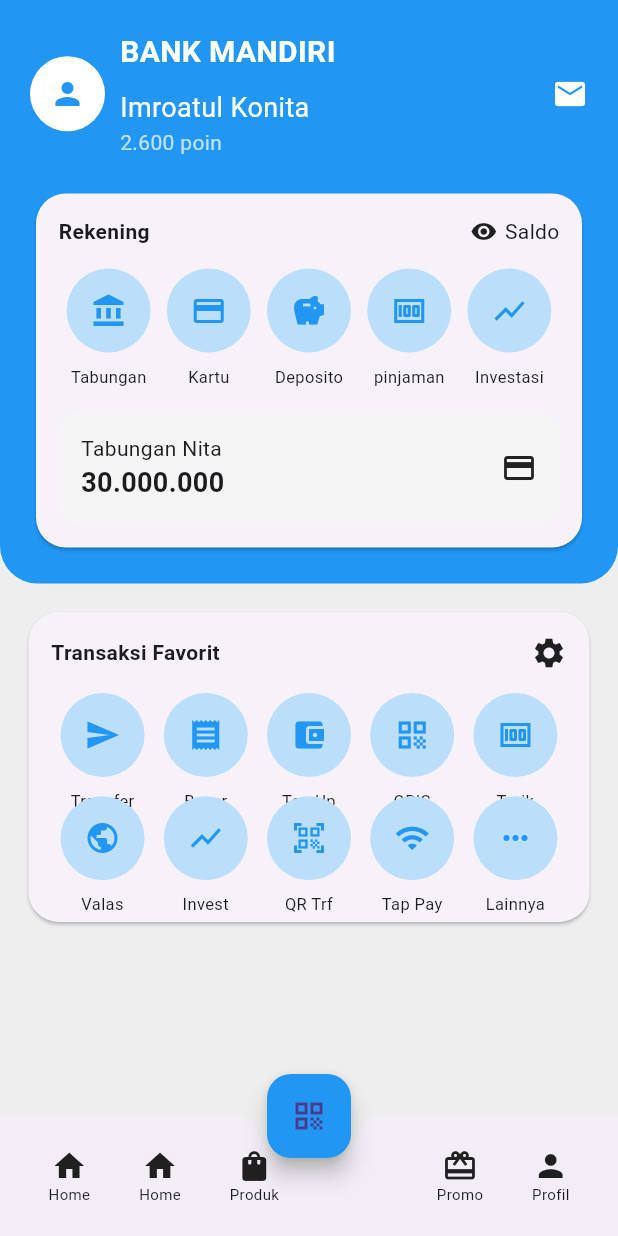
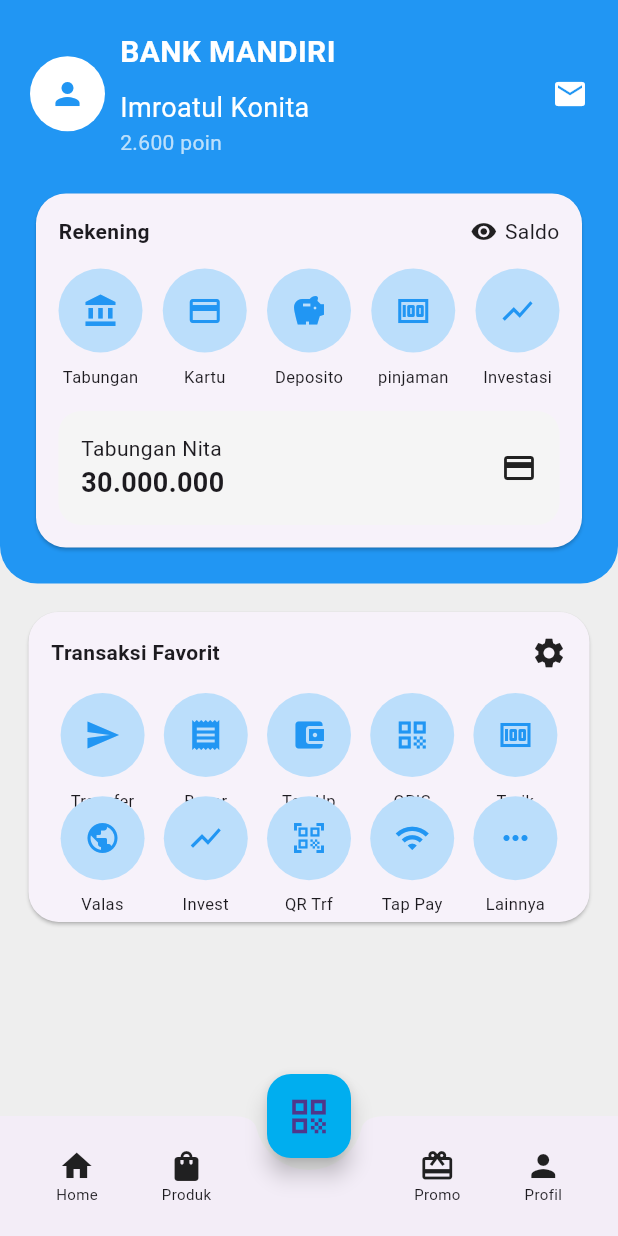
Before and after one commit to imroatulkonita/mobile_banking_nita, a Flutter app: the screen it shows after launch, on a phone screen of 412 x 824 dp. Run offline on Flutter 3.47's test engine with Material 3 defaults, Android fonts, the phone set to English and light mode, and no system bars.

Commit message:
fix: menghapus menu dyplikat dan merapikan bottom navigation

```diff
--- a/lib/main.dart
+++ b/lib/main.dart
@@ -131,7 +131,7 @@
                         SizedBox(height: 15),
 
                         Row(
-                          mainAxisAlignment: MainAxisAlignment.spaceAround,
+                          mainAxisAlignment: MainAxisAlignment.spaceBetween,
                           children: [
                             menuItem(Icons.account_balance, "Tabungan"),
                             menuItem(Icons.credit_card, "Kartu"),
@@ -249,20 +249,12 @@
               Column(
                 mainAxisAlignment: MainAxisAlignment.center,
                 children: [
-                  Icon(Icons.home),
-                  Text("Home", style: TextStyle(fontSize: 10),)
-                ],
-              ),
-
-              Column(
-                mainAxisAlignment: MainAxisAlignment.center,
-                children: [
                   Icon(Icons.shopping_bag),
                   Text("Produk", style: TextStyle(fontSize: 10),)
                 ],
               ),
 
-              SizedBox(width: 40),
+              SizedBox(width: 50),
 
               Column(
                 mainAxisAlignment: MainAxisAlignment.center,
@@ -287,8 +279,9 @@
 
       // BUTTON QR TENGAH
       floatingActionButton: FloatingActionButton(
-        backgroundColor: Colors.blue,
-        child: Icon(Icons.qr_code),
+        backgroundColor: Color(0xFF00AEEF),
+        elevation: 6,
+        child: Icon(Icons.qr_code, size: 30,),
         onPressed: () {},
       ),
       floatingActionButtonLocation:
```
